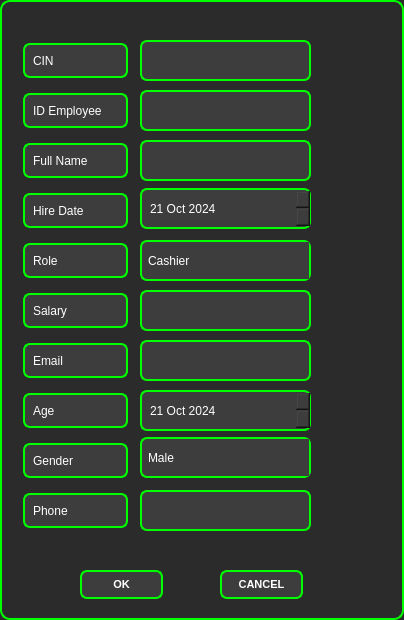
Old version of the form addemployee.ui in the repository ProjetCpp-2425/projetcpp-smart-pharmacy-2a30.
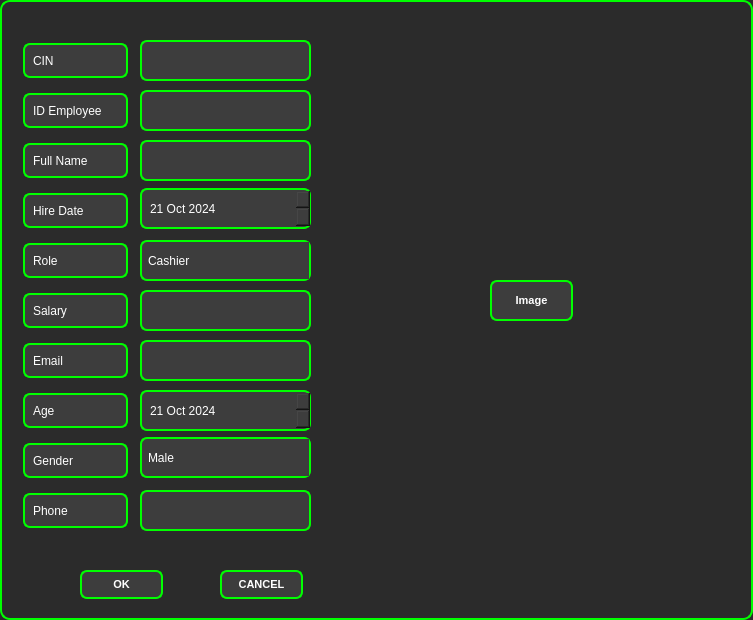
New version of the form. Icons and pictures are not drawn.

What changed in the file:
```diff
--- a/addemployee.ui
+++ b/addemployee.ui
@@ -6,7 +6,7 @@
    <rect>
     <x>0</x>
     <y>0</y>
-    <width>404</width>
+    <width>753</width>
     <height>620</height>
    </rect>
   </property>
@@ -1025,6 +1025,76 @@
     </property>
    </item>
   </widget>
+  <widget class="QPushButton" name="addImageButton">
+   <property name="geometry">
+    <rect>
+     <x>490</x>
+     <y>280</y>
+     <width>83</width>
+     <height>41</height>
+    </rect>
+   </property>
+   <property name="styleSheet">
+    <string notr="true">/* QPushButton Styling */
+QPushButton {
+    border-style: solid;
+    background-color: #3d3d3d;  /* Same dark background */
+    color: #ffffff;  /* White text */
+    font-size: 11px;  /* Increase font size */
+    font-weight: bold;  /* Make text bold */
+    border-radius: 7px;  /* Rounded corners */
+    border-width: 2px;  /* Set border width */
+    border-color: #00ff00;  /* Green border */
+    padding: 8px 15px;  /* Padding for button spacing */
+    outline: none; /* Remove default focus outline */
+}
+
+/* Hover effect */
+QPushButton:hover {
+    color: #e0e0e0;  /* Slightly brighter text on hover */
+    background-color: qlineargradient(spread:pad, x1:0.517, y1:0, x2:0.517, y2:1, stop:0 rgba(45, 45, 45, 255), stop:0.505682 rgba(45, 45, 45, 255), stop:1 rgba(29, 29, 29, 255));  /* Darker background */
+    border-color: #2d89ef;  /* Blue border on hover */
+}
+
+/* Pressed/Clicked effect (with border unchanged) */
+QPushButton:pressed {
+    background-color: qlineargradient(spread:pad, x1:0.517, y1:0, x2:0.517, y2:1, stop:0 rgba(29, 29, 29, 255), stop:0.505682 rgba(45, 45, 45, 255), stop:1 rgba(29, 29, 29, 255));  /* Darker background on press */
+    border-color: #da532c;  /* Keep the orange border when pressed */
+    border-width: 2px;  /* Keep the border width */
+}
+
+/* Checked/Pressed button stays in this state */
+QPushButton:checked {
+    background-color: #76797C;  /* Grayish background when checked */
+    border-color: #6A6969;  /* Gray border when checked */
+    color: #ffffff;  /* White text when checked */
+}
+
+/* Disabled Button */
+QPushButton:disabled {
+    background-color: #2b2b2b;  /* Darker background for disabled button */
+    color: #aaaaaa;  /* Gray text when disabled */
+    border-color: #555555;  /* Lighter border when disabled */
+}
+</string>
+   </property>
+   <property name="text">
+    <string>Image</string>
+   </property>
+  </widget>
+  <widget class="QLabel" name="imagePathLabel">
+   <property name="geometry">
+    <rect>
+     <x>470</x>
+     <y>170</y>
+     <width>121</width>
+     <height>111</height>
+    </rect>
+   </property>
+   <property name="text">
+    <string/>
+   </property>
+  </widget>
  </widget>
  <resources/>
  <connections/>
```
